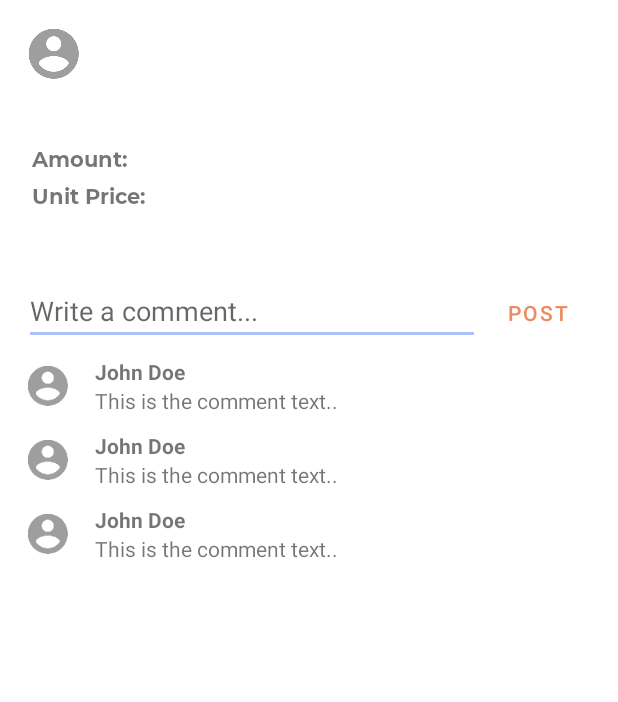
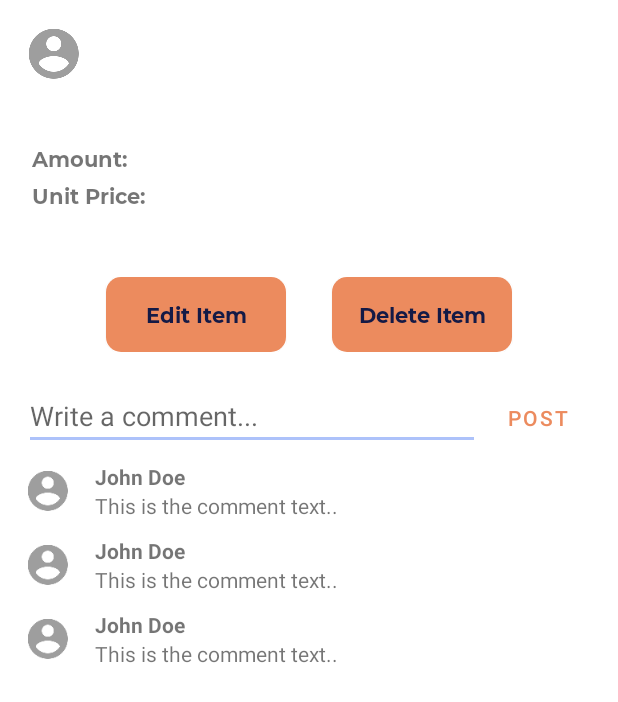
Before and after one commit to jamestiotio/sentiENTERPRIZE, an Android app: the layout activity_item_detail.xml on its own in the app's theme, with its tools: preview values and no code run, on a phone screen of 412 x 824 dp. Shown: the top 702 px of the screen. Run offline under Robolectric (Android 15) with nearby library versions, the phone set to English and light mode, and no system bars.

Commit message:
Add current work backup

```diff
--- a/app/src/main/res/layout/activity_item_detail.xml
+++ b/app/src/main/res/layout/activity_item_detail.xml
@@ -26,11 +26,41 @@
         android:layout_marginTop="10dp" />
 
     <LinearLayout
+        android:id="@+id/editAndDeleteButtons"
+        android:layout_width="match_parent"
+        android:layout_height="wrap_content"
+        android:layout_below="@+id/itemTextLayout"
+        android:orientation="horizontal"
+        android:layout_marginTop="20dp"
+        android:weightSum="1.0"
+        android:gravity="center_horizontal|center_vertical">
+
+        <Button
+            android:id="@+id/buttonEdit"
+            style="@style/buttonBlueBlack"
+            android:layout_width="120dp"
+            android:layout_height="50dp"
+            android:text="Edit Item"
+            android:textSize="14sp"
+            android:layout_marginRight="15dp" />
+
+        <Button
+            android:id="@+id/buttonDelete"
+            style="@style/buttonBlueBlack"
+            android:layout_width="120dp"
+            android:layout_height="50dp"
+            android:text="Delete Item"
+            android:textSize="14sp"
+            android:layout_marginLeft="15dp" />
+
+    </LinearLayout>
+
+    <LinearLayout
         android:id="@+id/commentForm"
         android:layout_width="match_parent"
         android:layout_height="wrap_content"
         android:orientation="horizontal"
-        android:layout_below="@+id/itemTextLayout"
+        android:layout_below="@+id/editAndDeleteButtons"
         android:layout_marginTop="20dp"
         android:weightSum="1.0">
 
```
Also changed, not shown: app/src/main/java/com/jamestiotio/sentienterprize/ItemDetailActivity.java (+30 -0 lines).
